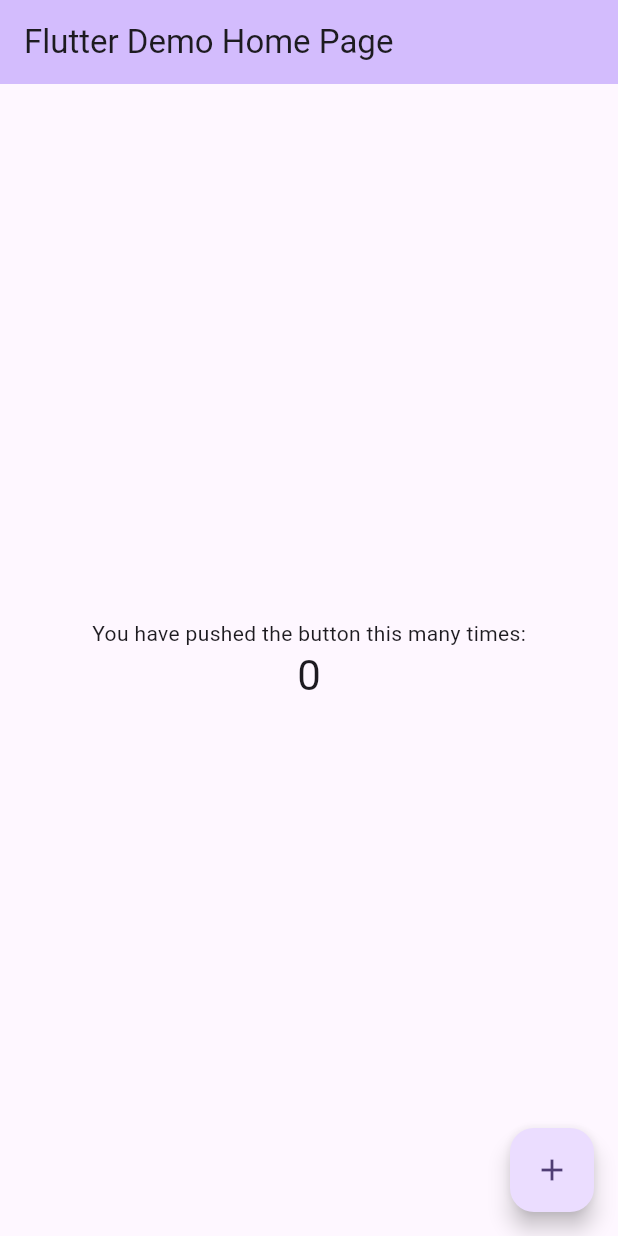
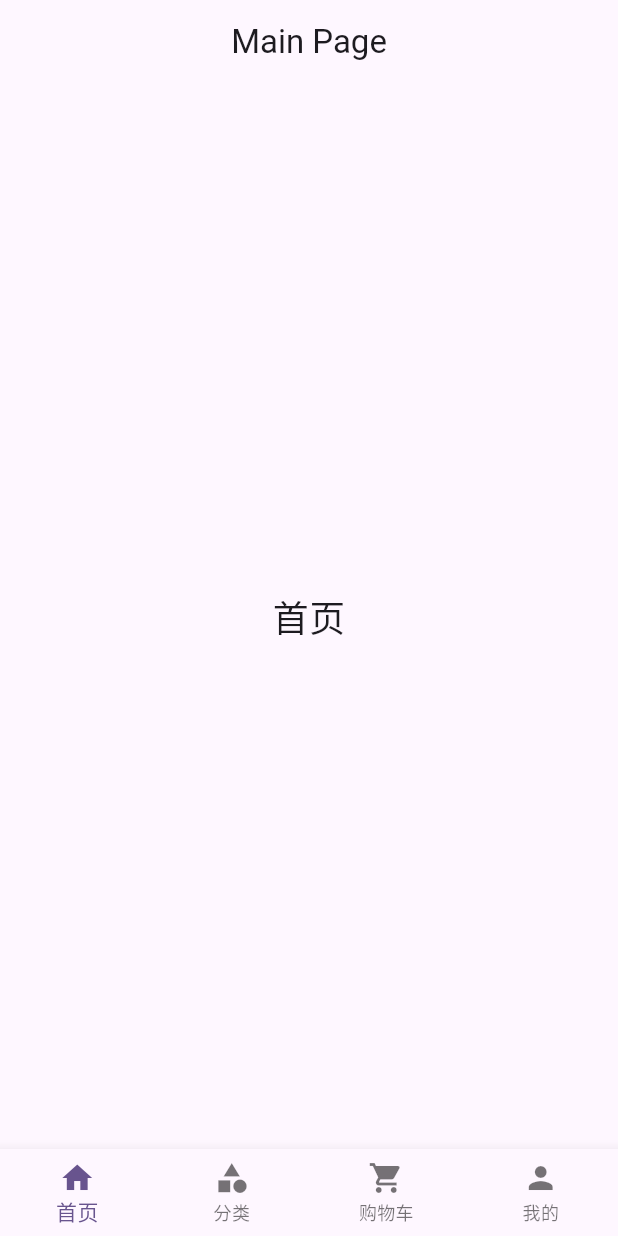
Before and after one commit to GoldenSide/flutter_shop, a Flutter app: the screen it shows after launch, on a phone screen of 412 x 824 dp. Run offline on Flutter 3.47's test engine with Material 3 defaults, Android fonts, the phone set to English and light mode, and no system bars.

Commit message:
搭建基础路由和页面

```diff
--- a/lib/main.dart
+++ b/lib/main.dart
@@ -1,125 +1,6 @@
 import 'package:flutter/material.dart';
+import 'routes/index.dart';
 
 void main() {
-  runApp(const MyApp());
+  runApp(getRootWidget());
 }
-
-class MyApp extends StatelessWidget {
-  const MyApp({super.key});
-
-  // This widget is the root of your application.
-  @override
-  Widget build(BuildContext context) {
-    return MaterialApp(
-      title: 'Flutter Demo',
-      theme: ThemeData(
-        // This is the theme of your application.
-        //
-        // TRY THIS: Try running your application with "flutter run". You'll see
-        // the application has a purple toolbar. Then, without quitting the app,
-        // try changing the seedColor in the colorScheme below to Colors.green
-        // and then invoke "hot reload" (save your changes or press the "hot
-        // reload" button in a Flutter-supported IDE, or press "r" if you used
-        // the command line to start the app).
-        //
-        // Notice that the counter didn't reset back to zero; the application
-        // state is not lost during the reload. To reset the state, use hot
-        // restart instead.
-        //
-        // This works for code too, not just values: Most code changes can be
-        // tested with just a hot reload.
-        colorScheme: ColorScheme.fromSeed(seedColor: Colors.deepPurple),
-        useMaterial3: true,
-      ),
-      home: const MyHomePage(title: 'Flutter Demo Home Page'),
-    );
-  }
-}
-
-class MyHomePage extends StatefulWidget {
-  const MyHomePage({super.key, required this.title});
-
-  // This widget is the home page of your application. It is stateful, meaning
-  // that it has a State object (defined below) that contains fields that affect
-  // how it looks.
-
-  // This class is the configuration for the state. It holds the values (in this
-  // case the title) provided by the parent (in this case the App widget) and
-  // used by the build method of the State. Fields in a Widget subclass are
-  // always marked "final".
-
-  final String title;
-
-  @override
-  State<MyHomePage> createState() => _MyHomePageState();
-}
-
-class _MyHomePageState extends State<MyHomePage> {
-  int _counter = 0;
-
-  void _incrementCounter() {
-    setState(() {
-      // This call to setState tells the Flutter framework that something has
-      // changed in this State, which causes it to rerun the build method below
-      // so that the display can reflect the updated values. If we changed
-      // _counter without calling setState(), then the build method would not be
-      // called again, and so nothing would appear to happen.
-      _counter++;
-    });
-  }
-
-  @override
-  Widget build(BuildContext context) {
-    // This method is rerun every time setState is called, for instance as done
-    // by the _incrementCounter method above.
-    //
-    // The Flutter framework has been optimized to make rerunning build methods
-    // fast, so that you can just rebuild anything that needs updating rather
-    // than having to individually change instances of widgets.
-    return Scaffold(
-      appBar: AppBar(
-        // TRY THIS: Try changing the color here to a specific color (to
-        // Colors.amber, perhaps?) and trigger a hot reload to see the AppBar
-        // change color while the other colors stay the same.
-        backgroundColor: Theme.of(context).colorScheme.inversePrimary,
-        // Here we take the value from the MyHomePage object that was created by
-        // the App.build method, and use it to set our appbar title.
-        title: Text(widget.title),
-      ),
-      body: Center(
-        // Center is a layout widget. It takes a single child and positions it
-        // in the middle of the parent.
-        child: Column(
-          // Column is also a layout widget. It takes a list of children and
-          // arranges them vertically. By default, it sizes itself to fit its
-          // children horizontally, and tries to be as tall as its parent.
-          //
-          // Column has various properties to control how it sizes itself and
-          // how it positions its children. Here we use mainAxisAlignment to
-          // center the children vertically; the main axis here is the vertical
-          // axis because Columns are vertical (the cross axis would be
-          // horizontal).
-          //
-          // TRY THIS: Invoke "debug painting" (choose the "Toggle Debug Paint"
-          // action in the IDE, or press "p" in the console), to see the
-          // wireframe for each widget.
-          mainAxisAlignment: MainAxisAlignment.center,
-          children: <Widget>[
-            const Text(
-              'You have pushed the button this many times:',
-            ),
-            Text(
-              '$_counter',
-              style: Theme.of(context).textTheme.headlineMedium,
-            ),
-          ],
-        ),
-      ),
-      floatingActionButton: FloatingActionButton(
-        onPressed: _incrementCounter,
-        tooltip: 'Increment',
-        child: const Icon(Icons.add),
-      ), // This trailing comma makes auto-formatting nicer for build methods.
-    );
-  }
-}
--- /dev/null
+++ b/lib/pages/Main/index.dart
@@ -0,0 +1,47 @@
+
+import 'package:flutter/material.dart';
+
+class MainPage extends StatefulWidget {
+	const MainPage({Key? key}) : super(key: key);
+
+	@override
+	State<MainPage> createState() => _MainPageState();
+}
+
+class _MainPageState extends State<MainPage> {
+	int _currentIndex = 0;
+
+	final List<Widget> _pages = [
+		const Center(child: Text('首页', style: TextStyle(fontSize: 24))),
+		const Center(child: Text('分类', style: TextStyle(fontSize: 24))),
+		const Center(child: Text('购物车', style: TextStyle(fontSize: 24))),
+		const Center(child: Text('我的', style: TextStyle(fontSize: 24))),
+	];
+
+	@override
+	Widget build(BuildContext context) {
+		return Scaffold(
+			appBar: AppBar(
+				title: const Text('Main Page'),
+				centerTitle: true,
+			),
+			body: _pages[_currentIndex],
+			bottomNavigationBar: BottomNavigationBar(
+				currentIndex: _currentIndex,
+				type: BottomNavigationBarType.fixed,
+				onTap: (index) => setState(() => _currentIndex = index),
+				items: const [
+					BottomNavigationBarItem(icon: Icon(Icons.home), label: '首页'),
+					BottomNavigationBarItem(icon: Icon(Icons.category), label: '分类'),
+					BottomNavigationBarItem(icon: Icon(Icons.shopping_cart), label: '购物车'),
+					BottomNavigationBarItem(icon: Icon(Icons.person), label: '我的'),
+				],
+			),
+		);
+	}
+}
+
+// For convenience: a function to create the route
+Route<dynamic> MainPageRoute() {
+	return MaterialPageRoute(builder: (_) => const MainPage());
+}
```
Also changed, not shown: lib/pages/Login/index.dart (added, +104 -0 lines), lib/routes/index.dart (added, +54 -0 lines).
